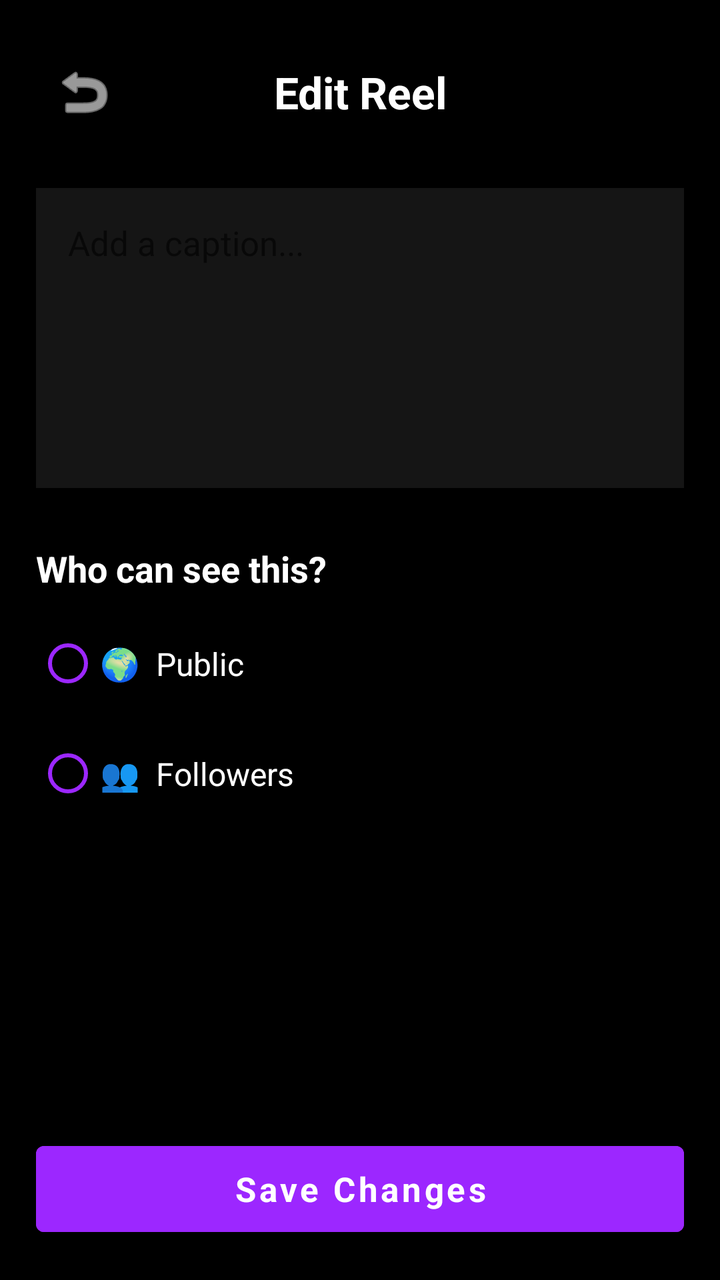
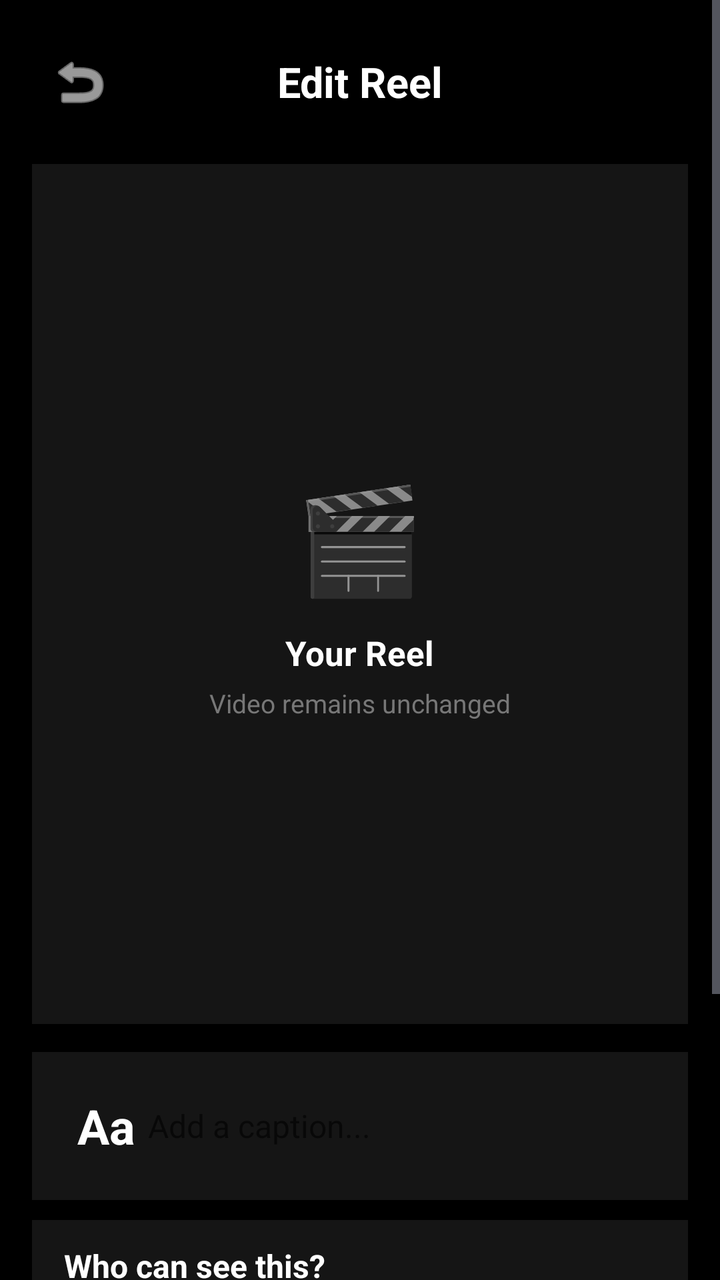

Two renders of the same Android screen: before a commit and after it. Below are the layout's source before the change and the commit's diff.
<!-- AndroidManifest.xml: application theme Theme.SanskritiSathi -->
<!-- res/layout/activity_reel_edit.xml -->
<?xml version="1.0" encoding="utf-8"?>
<LinearLayout
    xmlns:android="http://schemas.android.com/apk/res/android"
    android:layout_width="match_parent"
    android:layout_height="match_parent"
    android:orientation="vertical"
    android:background="#000000"
    android:padding="18dp">

    <LinearLayout
        android:layout_width="match_parent"
        android:layout_height="56dp"
        android:gravity="center_vertical">

        <ImageButton
            android:id="@+id/backButton"
            android:layout_width="48dp"
            android:layout_height="48dp"
            android:background="@android:color/transparent"
            android:src="@android:drawable/ic_menu_revert"
            android:tint="#FFFFFF"
            android:contentDescription="Back"/>

        <TextView
            android:layout_width="0dp"
            android:layout_height="wrap_content"
            android:layout_weight="1"
            android:text="Edit Reel"
            android:textColor="#FFFFFF"
            android:textSize="22sp"
            android:textStyle="bold"
            android:gravity="center"/>

        <View
            android:layout_width="48dp"
            android:layout_height="48dp"/>

    </LinearLayout>

    <EditText
        android:id="@+id/captionInput"
        android:layout_width="match_parent"
        android:layout_height="150dp"
        android:layout_marginTop="20dp"
        android:gravity="top"
        android:hint="Add a caption..."
        android:textColor="#FFFFFF"
        android:hintTextColor="#777777"
        android:textSize="17sp"
        android:inputType="textMultiLine"
        android:maxLength="1000"
        android:padding="16dp"
        android:background="#151515"/>

    <TextView
        android:layout_width="match_parent"
        android:layout_height="wrap_content"
        android:text="Who can see this?"
        android:textColor="#FFFFFF"
        android:textSize="18sp"
        android:textStyle="bold"
        android:layout_marginTop="28dp"
        android:layout_marginBottom="8dp"/>

    <RadioGroup
        android:id="@+id/visibilityGroup"
        android:layout_width="match_parent"
        android:layout_height="wrap_content">

        <RadioButton
            android:id="@+id/publicRadio"
            android:layout_width="match_parent"
            android:layout_height="55dp"
            android:text="🌍  Public"
            android:textColor="#FFFFFF"
            android:textSize="16sp"
            android:buttonTint="#9C27FF"/>

        <RadioButton
            android:id="@+id/followersRadio"
            android:layout_width="match_parent"
            android:layout_height="55dp"
            android:text="👥  Followers"
            android:textColor="#FFFFFF"
            android:textSize="16sp"
            android:buttonTint="#9C27FF"/>

    </RadioGroup>

    <Space
        android:layout_width="match_parent"
        android:layout_height="0dp"
        android:layout_weight="1"/>

    <ProgressBar
        android:id="@+id/editProgress"
        style="?android:attr/progressBarStyleHorizontal"
        android:layout_width="match_parent"
        android:layout_height="5dp"
        android:visibility="gone"/>

    <Button
        android:id="@+id/saveButton"
        android:layout_width="match_parent"
        android:layout_height="55dp"
        android:text="Save Changes"
        android:textColor="#FFFFFF"
        android:textSize="17sp"
        android:textStyle="bold"
        android:textAllCaps="false"
        android:backgroundTint="#9C27FF"
        android:layout_marginTop="16dp"/>

</LinearLayout>
<!-- resources referenced by this layout -->
<resources>
  <style name="Theme.SanskritiSathi" parent="Theme.MaterialComponents.DayNight.NoActionBar">
  
          <item name="android:fontFamily">sans-serif</item>
  
          
          <item name="android:statusBarColor">#0F111A</item>
          <item name="android:windowLightStatusBar">false</item>
  
          <item name="android:navigationBarColor">#1A1D2B</item>
          <item name="android:windowLightNavigationBar">false</item>
  
          <item name="android:windowActionModeOverlay">true</item>
          <item name="android:windowNoTitle">true</item>
  
          <item name="android:windowBackground">#0F111A</item>
  
          <item name="android:textColorPrimary">#FFFFFF</item>
          <item name="android:textColorSecondary">#A0A5B5</item>
  
      </style>
</resources>

<!-- the commit's change to res/layout/activity_reel_edit.xml (unified diff, before → after) -->
@@ -1,114 +1,230 @@
 <?xml version="1.0" encoding="utf-8"?>
-<LinearLayout
+<ScrollView
     xmlns:android="http://schemas.android.com/apk/res/android"
     android:layout_width="match_parent"
     android:layout_height="match_parent"
-    android:orientation="vertical"
     android:background="#000000"
-    android:padding="18dp">
+    android:fillViewport="true"
+    android:overScrollMode="never">
 
     <LinearLayout
         android:layout_width="match_parent"
-        android:layout_height="56dp"
-        android:gravity="center_vertical">
-
-        <ImageButton
-            android:id="@+id/backButton"
-            android:layout_width="48dp"
-            android:layout_height="48dp"
-            android:background="@android:color/transparent"
-            android:src="@android:drawable/ic_menu_revert"
-            android:tint="#FFFFFF"
-            android:contentDescription="Back"/>
-
-        <TextView
-            android:layout_width="0dp"
-            android:layout_height="wrap_content"
-            android:layout_weight="1"
-            android:text="Edit Reel"
+        android:layout_height="wrap_content"
+        android:orientation="vertical"
+        android:paddingStart="16dp"
+        android:paddingEnd="16dp"
+        android:paddingTop="12dp"
+        android:paddingBottom="24dp">
+
+        
+        
+        
+
+        <LinearLayout
+            android:layout_width="match_parent"
+            android:layout_height="58dp"
+            android:gravity="center_vertical"
+            android:orientation="horizontal">
+
+            <ImageButton
+                android:id="@+id/backButton"
+                android:layout_width="48dp"
+                android:layout_height="48dp"
+                android:background="@android:color/transparent"
+                android:src="@android:drawable/ic_menu_revert"
+                android:tint="#FFFFFF"
+                android:contentDescription="Back"/>
+
+            <TextView
+                android:layout_width="0dp"
+                android:layout_height="wrap_content"
+                android:layout_weight="1"
+                android:gravity="center"
+                android:text="Edit Reel"
+                android:textColor="#FFFFFF"
+                android:textSize="21sp"
+                android:textStyle="bold"/>
+
+            <View
+                android:layout_width="48dp"
+                android:layout_height="48dp"/>
+
+        </LinearLayout>
+
+
+        
+        
+        
+
+        <FrameLayout
+            android:layout_width="match_parent"
+            android:layout_height="430dp"
+            android:layout_marginTop="12dp"
+            android:background="#151515">
+
+            <LinearLayout
+                android:layout_width="match_parent"
+                android:layout_height="match_parent"
+                android:gravity="center"
+                android:orientation="vertical">
+
+                <TextView
+                    android:layout_width="wrap_content"
+                    android:layout_height="wrap_content"
+                    android:text="🎬"
+                    android:textSize="52sp"/>
+
+                <TextView
+                    android:layout_width="wrap_content"
+                    android:layout_height="wrap_content"
+                    android:layout_marginTop="12dp"
+                    android:text="Your Reel"
+                    android:textColor="#FFFFFF"
+                    android:textSize="17sp"
+                    android:textStyle="bold"/>
+
+                <TextView
+                    android:layout_width="wrap_content"
+                    android:layout_height="wrap_content"
+                    android:layout_marginTop="5dp"
+                    android:text="Video remains unchanged"
+                    android:textColor="#777777"
+                    android:textSize="13sp"/>
+
+            </LinearLayout>
+
+        </FrameLayout>
+
+
+        
+        
+        
+
+        <LinearLayout
+            android:layout_width="match_parent"
+            android:layout_height="74dp"
+            android:layout_marginTop="14dp"
+            android:background="#151515"
+            android:gravity="center_vertical"
+            android:orientation="horizontal"
+            android:paddingStart="16dp"
+            android:paddingEnd="14dp">
+
+            <TextView
+                android:layout_width="42dp"
+                android:layout_height="wrap_content"
+                android:gravity="center"
+                android:text="Aa"
+                android:textColor="#FFFFFF"
+                android:textSize="24sp"
+                android:textStyle="bold"/>
+
+            <EditText
+                android:id="@+id/captionInput"
+                android:layout_width="0dp"
+                android:layout_height="match_parent"
+                android:layout_weight="1"
+                android:background="@android:color/transparent"
+                android:gravity="center_vertical"
+                android:hint="Add a caption..."
+                android:hintTextColor="#777777"
+                android:inputType="textMultiLine"
+                android:maxLength="1000"
+                android:padding="0dp"
+                android:textColor="#FFFFFF"
+                android:textColorHighlight="#9C27FF"
+                android:textSize="16sp"/>
+
+        </LinearLayout>
+
+
+        
+        
+        
+
+        <LinearLayout
+            android:layout_width="match_parent"
+            android:layout_height="118dp"
+            android:layout_marginTop="10dp"
+            android:background="#151515"
+            android:orientation="vertical"
+            android:paddingStart="16dp"
+            android:paddingEnd="16dp"
+            android:paddingTop="12dp"
+            android:paddingBottom="8dp">
+
+            <TextView
+                android:layout_width="match_parent"
+                android:layout_height="wrap_content"
+                android:text="Who can see this?"
+                android:textColor="#FFFFFF"
+                android:textSize="16sp"
+                android:textStyle="bold"/>
+
+            <RadioGroup
+                android:id="@+id/visibilityGroup"
+                android:layout_width="match_parent"
+                android:layout_height="wrap_content"
+                android:orientation="horizontal"
+                android:layout_marginTop="6dp">
+
+                <RadioButton
+                    android:id="@+id/publicRadio"
+                    android:layout_width="0dp"
+                    android:layout_height="48dp"
+                    android:layout_weight="1"
+                    android:buttonTint="#9C27FF"
+                    android:text="🌍  Public"
+                    android:textColor="#FFFFFF"
+                    android:textSize="14sp"/>
+
+                <RadioButton
+                    android:id="@+id/followersRadio"
+                    android:layout_width="0dp"
+                    android:layout_height="48dp"
+                    android:layout_weight="1"
+                    android:buttonTint="#9C27FF"
+                    android:text="👥  Followers"
+                    android:textColor="#FFFFFF"
+                    android:textSize="14sp"/>
+
+            </RadioGroup>
+
+        </LinearLayout>
+
+
+        
+        
+        
+
+        <ProgressBar
+            android:id="@+id/editProgress"
+            style="?android:attr/progressBarStyleHorizontal"
+            android:layout_width="match_parent"
+            android:layout_height="4dp"
+            android:layout_marginTop="18dp"
+            android:max="100"
+            android:progress="0"
+            android:progressTint="#9C27FF"
+            android:visibility="gone"/>
+
+
+        
+        
+        
+
+        <Button
+            android:id="@+id/saveButton"
+            android:layout_width="match_parent"
+            android:layout_height="56dp"
+            android:layout_marginTop="16dp"
+            android:backgroundTint="#9C27FF"
+            android:text="Save Changes"
+            android:textAllCaps="false"
             android:textColor="#FFFFFF"
-            android:textSize="22sp"
-            android:textStyle="bold"
-            android:gravity="center"/>
-
-        <View
-            android:layout_width="48dp"
-            android:layout_height="48dp"/>
+            android:textSize="17sp"
+            android:textStyle="bold"/>
 
     </LinearLayout>
 
-    <EditText
-        android:id="@+id/captionInput"
-        android:layout_width="match_parent"
-        android:layout_height="150dp"
-        android:layout_marginTop="20dp"
-        android:gravity="top"
-        android:hint="Add a caption..."
-        android:textColor="#FFFFFF"
-        android:hintTextColor="#777777"
-        android:textSize="17sp"
-        android:inputType="textMultiLine"
-        android:maxLength="1000"
-        android:padding="16dp"
-        android:background="#151515"/>
-
-    <TextView
-        android:layout_width="match_parent"
-        android:layout_height="wrap_content"
-        android:text="Who can see this?"
-        android:textColor="#FFFFFF"
-        android:textSize="18sp"
-        android:textStyle="bold"
-        android:layout_marginTop="28dp"
-        android:layout_marginBottom="8dp"/>
-
-    <RadioGroup
-        android:id="@+id/visibilityGroup"
-        android:layout_width="match_parent"
-        android:layout_height="wrap_content">
-
-        <RadioButton
-            android:id="@+id/publicRadio"
-            android:layout_width="match_parent"
-            android:layout_height="55dp"
-            android:text="🌍  Public"
-            android:textColor="#FFFFFF"
-            android:textSize="16sp"
-            android:buttonTint="#9C27FF"/>
-
-        <RadioButton
-            android:id="@+id/followersRadio"
-            android:layout_width="match_parent"
-            android:layout_height="55dp"
-            android:text="👥  Followers"
-            android:textColor="#FFFFFF"
-            android:textSize="16sp"
-            android:buttonTint="#9C27FF"/>
-
-    </RadioGroup>
-
-    <Space
-        android:layout_width="match_parent"
-        android:layout_height="0dp"
-        android:layout_weight="1"/>
-
-    <ProgressBar
-        android:id="@+id/editProgress"
-        style="?android:attr/progressBarStyleHorizontal"
-        android:layout_width="match_parent"
-        android:layout_height="5dp"
-        android:visibility="gone"/>
-
-    <Button
-        android:id="@+id/saveButton"
-        android:layout_width="match_parent"
-        android:layout_height="55dp"
-        android:text="Save Changes"
-        android:textColor="#FFFFFF"
-        android:textSize="17sp"
-        android:textStyle="bold"
-        android:textAllCaps="false"
-        android:backgroundTint="#9C27FF"
-        android:layout_marginTop="16dp"/>
-
-</LinearLayout>
+</ScrollView>
